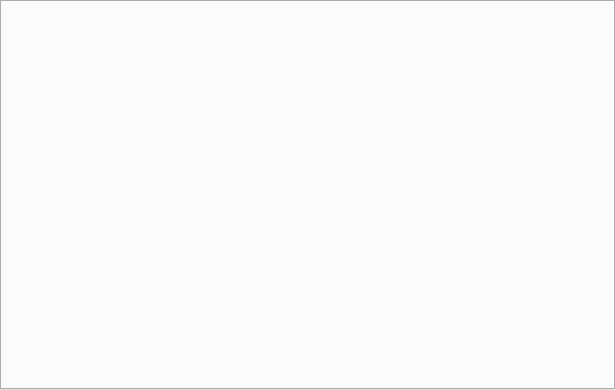
First picture: the form in uastabbedmenuview.ui, repository wsy984655628/My_UAV_GS, before the edit.
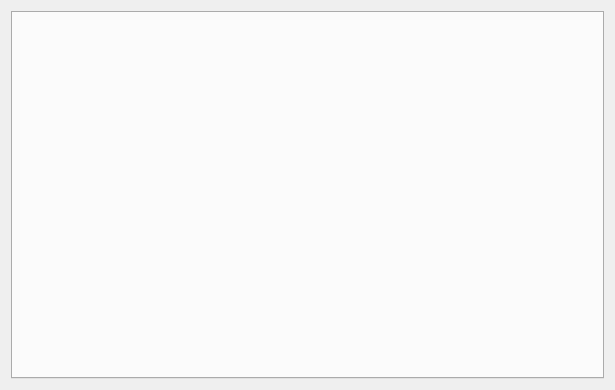
Second picture: the form after the edit.

Patch:
```diff
--- a/uastabbedmenuview.ui
+++ b/uastabbedmenuview.ui
@@ -25,19 +25,15 @@
   <property name="autoFillBackground">
    <bool>false</bool>
   </property>
+  <layout class="QGridLayout" name="gridLayout">
+   <item row="0" column="0">
   <widget class="QTabWidget" name="tabWidget">
-   <property name="geometry">
-    <rect>
-     <x>0</x>
-     <y>0</y>
-     <width>615</width>
-     <height>390</height>
-    </rect>
-   </property>
    <property name="currentIndex">
     <number>-1</number>
    </property>
   </widget>
+   </item>
+  </layout>
  </widget>
  <resources/>
  <connections/>
```
Lines whose indentation alone changed are shown as unchanged.
